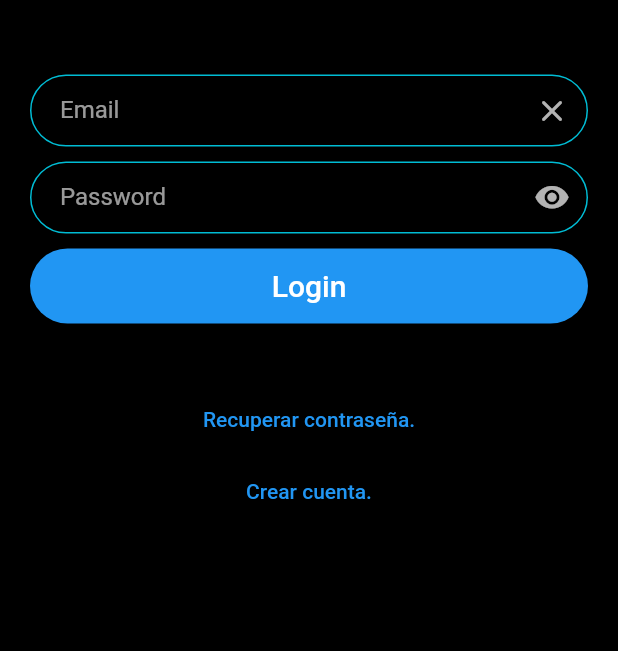
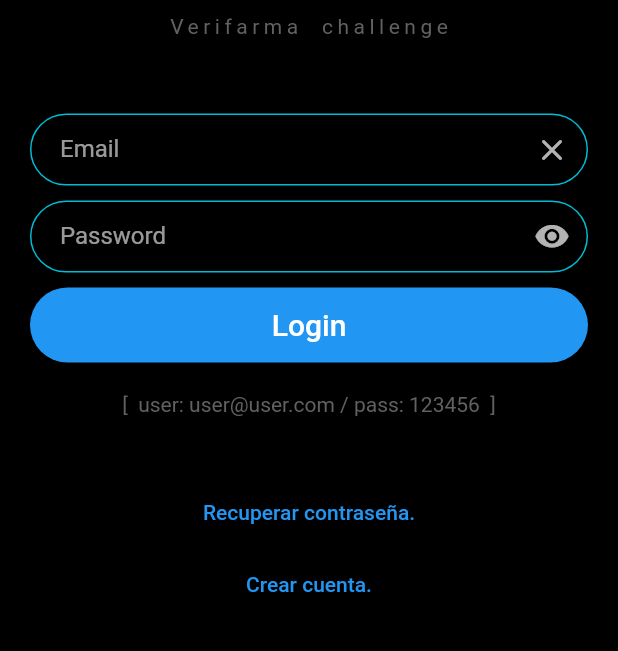
Before and after one commit to andresdecba/tmdb-challenge-verifarma, a Flutter app: the screen it shows after launch, on a phone screen of 412 x 824 dp, the part 197-848 px from its top. Run offline on Flutter 3.47's test engine with Material 2 defaults, Android fonts, the light colour scheme and no system bars; our stand-ins replace animate_do, dartz, dio, equatable, flutter_riverpod, flutter_svg and 3 more; accounts and stored records are empty.

Commit message:
login fixes

```diff
--- a/lib/login/presentation/pages/login_page.dart
+++ b/lib/login/presentation/pages/login_page.dart
@@ -52,6 +52,15 @@ class _LoginPageState extends State<LoginPage> {
                 'assets/tmdb_logo.svg',
                 height: 25,
               ),
+              const SizedBox(height: 10),
+
+              Text(
+                'Verifarma  challenge',
+                style: textStyle.bodyMedium!.copyWith(
+                  color: Colors.grey.shade700,
+                  letterSpacing: 3,
+                ),
+              ),
               const SizedBox(height: 50),
 
               // email
@@ -60,7 +69,7 @@ class _LoginPageState extends State<LoginPage> {
                 keyboardType: TextInputType.emailAddress,
                 decoration: _inputDecoration(
                   labelText: 'Email',
-                  hintText: 'Enter valid email id as abc@gmail.com',
+                  hintText: 'email@email.com',
                   sufixIcon: Icons.clear_rounded,
                   onTap: () => emailCtrlr.clear(),
                 ),
@@ -81,7 +90,7 @@ class _LoginPageState extends State<LoginPage> {
                 keyboardType: TextInputType.visiblePassword,
                 decoration: _inputDecoration(
                   labelText: 'Password',
-                  hintText: 'Enter secure password',
+                  hintText: 'Ingrese su password',
                   sufixIcon: showPassword == true ? Icons.visibility_rounded : Icons.visibility_off_outlined,
                   onTap: () {
                     setState(() {
@@ -116,6 +125,15 @@ class _LoginPageState extends State<LoginPage> {
                     'Login',
                     style: textStyle.titleLarge,
                   ),
+                ),
+              ),
+              // ayuda
+              const SizedBox(height: 20),
+
+              Text(
+                '[  user: $_loginEmail / pass: $_loginPassWord  ]',
+                style: textStyle.bodyMedium!.copyWith(
+                  color: Colors.grey.shade700,
                 ),
               ),
               const SizedBox(height: 40),
```
